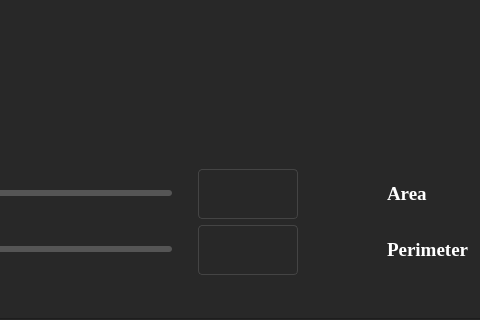
Before: the Qt Designer form MainWindow.ui in fadymohsen/EdgeBoundaryDetection, drawn with Qt 5; both pictures show x 205 to 685 and y 510 to 830 of the 1107 by 830 pixel window.
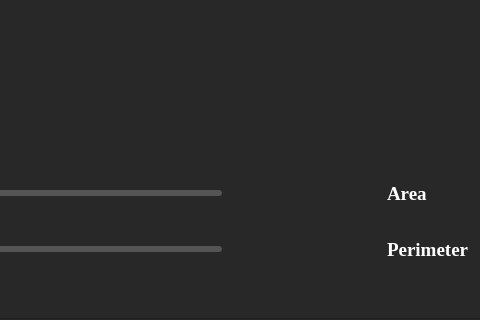
After: the same form once the commit is applied. Custom widgets are drawn as their Qt base class.

Commit message: Sliders - Semi-Handling

```diff
--- a/MainWindow.ui
+++ b/MainWindow.ui
@@ -1096,29 +1096,32 @@
                  </spacer>
                 </item>
                 <item>
-                 <widget class="QTextEdit" name="textEdit">
-                  <property name="sizePolicy">
-                   <sizepolicy hsizetype="Preferred" vsizetype="Preferred">
-                    <horstretch>0</horstretch>
-                    <verstretch>0</verstretch>
-                   </sizepolicy>
-                  </property>
-                  <property name="maximumSize">
-                   <size>
-                    <width>100</width>
-                    <height>50</height>
-                   </size>
-                  </property>
-                  <property name="readOnly">
-                   <bool>true</bool>
+                 <widget class="QLabel" name="label">
+                  <property name="text">
+                   <string/>
                   </property>
                  </widget>
                 </item>
                 <item>
-                 <widget class="QLabel" name="points_labels">
+                 <widget class="QLabel" name="points_label">
+                  <property name="minimumSize">
+                   <size>
+                    <width>50</width>
+                    <height>50</height>
+                   </size>
+                  </property>
+                  <property name="maximumSize">
+                   <size>
+                    <width>50</width>
+                    <height>50</height>
+                   </size>
+                  </property>
                   <property name="text">
                    <string/>
                   </property>
+                  <property name="alignment">
+                   <set>Qt::AlignCenter</set>
+                  </property>
                  </widget>
                 </item>
                </layout>
@@ -1203,29 +1206,32 @@
                  </spacer>
                 </item>
                 <item>
-                 <widget class="QTextEdit" name="textEdit_2">
-                  <property name="sizePolicy">
-                   <sizepolicy hsizetype="Preferred" vsizetype="Preferred">
-                    <horstretch>0</horstretch>
-                    <verstretch>0</verstretch>
-                   </sizepolicy>
-                  </property>
-                  <property name="maximumSize">
-                   <size>
-                    <width>100</width>
-                    <height>50</height>
-                   </size>
-                  </property>
-                  <property name="readOnly">
-                   <bool>true</bool>
+                 <widget class="QLabel" name="label_2">
+                  <property name="text">
+                   <string/>
                   </property>
                  </widget>
                 </item>
                 <item>
                  <widget class="QLabel" name="iterations_label">
+                  <property name="minimumSize">
+                   <size>
+                    <width>50</width>
+                    <height>50</height>
+                   </size>
+                  </property>
+                  <property name="maximumSize">
+                   <size>
+                    <width>50</width>
+                    <height>50</height>
+                   </size>
+                  </property>
                   <property name="text">
                    <string/>
                   </property>
+                  <property name="alignment">
+                   <set>Qt::AlignCenter</set>
+                  </property>
                  </widget>
                 </item>
                </layout>
```
The commit also changes 2 other files.
